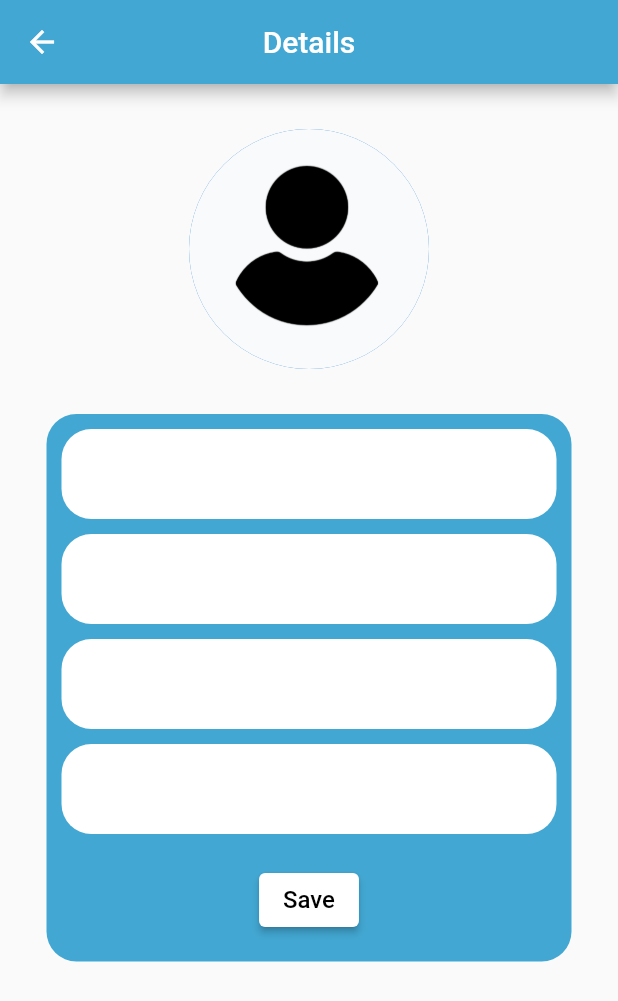
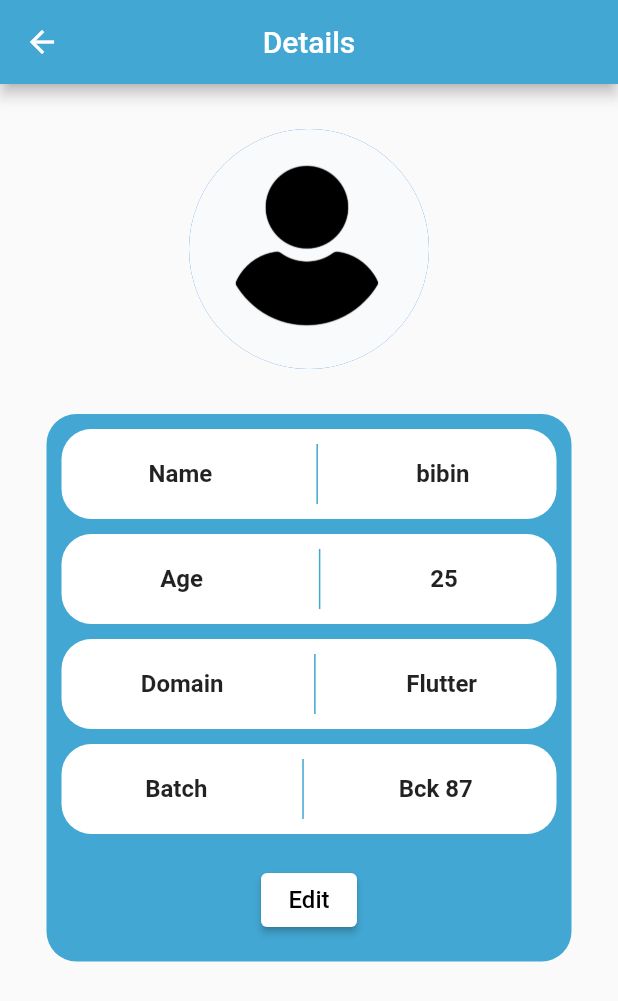
Before and after one commit to BIBINKB97/students_record, a Flutter app: the ViewDetails screen opened directly, on a phone screen of 412 x 824 dp. Shown: the top 1001 px of the screen. Run offline on Flutter 3.47's test engine with Material 2 defaults, Android fonts, the light colour scheme and no system bars; our stand-ins replace hive, hive_flutter; accounts and stored records are empty.

Commit message:
view details page added

```diff
--- a/lib/view/view_details/view_details.dart
+++ b/lib/view/view_details/view_details.dart
@@ -38,20 +38,32 @@ class _ViewDetailsState extends State<ViewDetails> {
               child: Column(
                 children: [
                   kheight10,
-                  CustomContainer(),
+                  CustomContainer(
+                    keyText: 'Name ',
+                    valueText: 'bibin',
+                  ),
                   kheight10,
-                  CustomContainer(),
+                  CustomContainer(
+                    keyText: 'Age ',
+                    valueText: '25',
+                  ),
                   kheight10,
-                  CustomContainer(),
+                  CustomContainer(
+                    keyText: 'Domain',
+                    valueText: 'Flutter',
+                  ),
                   kheight10,
-                  CustomContainer(),
+                  CustomContainer(
+                    keyText: 'Batch',
+                    valueText: 'Bck 87',
+                  ),
                   kheight20,
                   ElevatedButton(
                     style: ButtonStyle(
                         backgroundColor: MaterialStatePropertyAll(kwhite)),
                     onPressed: () {},
                     child: Text(
-                      'Save',
+                      'Edit',
                       style: TextStyle(color: kblack, fontSize: 16),
                     ),
                   ),
--- a/lib/view/view_details/widgets/custom_container.dart
+++ b/lib/view/view_details/widgets/custom_container.dart
@@ -1,8 +1,15 @@
 import 'package:flutter/material.dart';
 import 'package:student_records/utils/colors.dart';
+import 'package:student_records/utils/constants.dart';
 
 class CustomContainer extends StatelessWidget {
-  const CustomContainer({super.key});
+  final String keyText;
+  final String valueText;
+  const CustomContainer({
+    super.key,
+    required this.keyText,
+    required this.valueText,
+  });
 
   @override
   Widget build(BuildContext context) {
@@ -11,6 +18,25 @@ class CustomContainer extends StatelessWidget {
       height: 60,
       decoration:
           BoxDecoration(borderRadius: BorderRadius.circular(20), color: kwhite),
+      child: Row(
+        mainAxisAlignment: MainAxisAlignment.spaceEvenly,
+        children: [
+          Text(
+            keyText,
+            style: TextStyle(fontSize: 16, fontWeight: FontWeight.w600),
+          ),
+          VerticalDivider(
+            indent: 10,
+            endIndent: 10,
+            color: ktheme,
+            thickness: 1,
+          ),
+          Text(
+            valueText,
+            style: TextStyle(fontSize: 16, fontWeight: FontWeight.w600),
+          ),
+        ],
+      ),
     );
   }
 }
```
